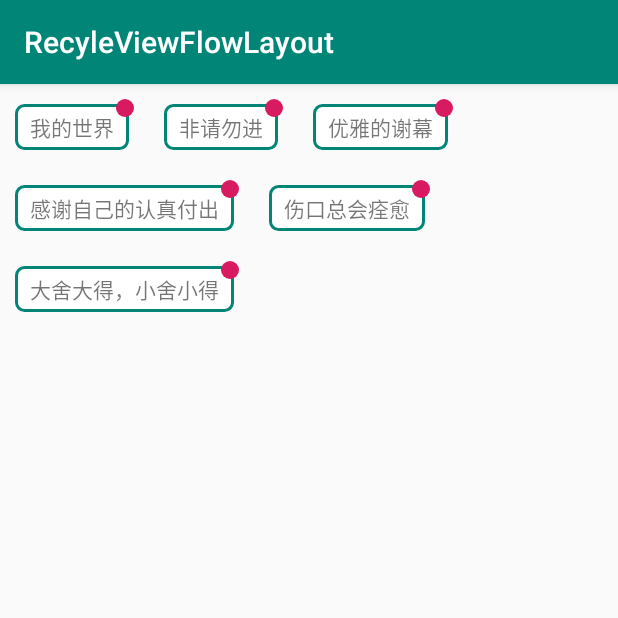
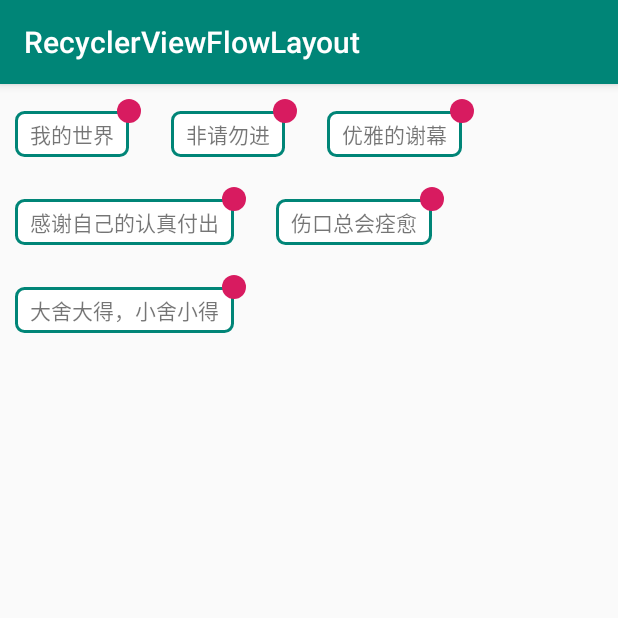
Before and after one commit to AKJoson/RecyclerViewFlowLayout, an Android app: the screen it shows after launch (MainActivity), on a phone screen of 412 x 824 dp, the top half of it. Run offline under Robolectric (Android 15) with nearby library versions, the phone set to English and light mode, and no system bars; our stand-ins replace FlexboxLayout, data binding; 1 statement that could not run was skipped.

```diff
--- a/app/src/main/res/drawable/red_shape.xml
+++ b/app/src/main/res/drawable/red_shape.xml
@@ -3,6 +3,6 @@
     android:shape="oval">
     <solid android:color="@color/colorAccent" />
     <size
-        android:width="12dp"
-        android:height="12dp" />
+        android:width="16dp"
+        android:height="16dp" />
 </shape>
--- a/app/src/main/res/layout/item_recycler_layout.xml
+++ b/app/src/main/res/layout/item_recycler_layout.xml
@@ -24,8 +24,8 @@
 
 
         <TextView
-            android:layout_marginTop="3dp"
-            android:layout_marginRight="3dp"
+            android:layout_marginTop="8dp"
+            android:layout_marginRight="8dp"
             android:layout_width="wrap_content"
             android:layout_height="wrap_content"
             android:background="@drawable/text_bg_select"
@@ -42,8 +42,8 @@
             android:background="@drawable/red_shape"
             app:layout_constraintTop_toTopOf="parent"
             app:layout_constraintRight_toRightOf="parent"
-            android:layout_width="12dp"
-            android:layout_height="12dp"/>
+            android:layout_width="16dp"
+            android:layout_height="16dp"/>
 
     </android.support.constraint.ConstraintLayout>
 </layout>
--- a/app/src/main/res/values/strings.xml
+++ b/app/src/main/res/values/strings.xml
@@ -1,3 +1,3 @@
 <resources>
-    <string name="app_name">RecyleViewFlowLayout</string>
+    <string name="app_name">RecyclerViewFlowLayout</string>
 </resources>
```
Also changed, not shown: 1 other file.
